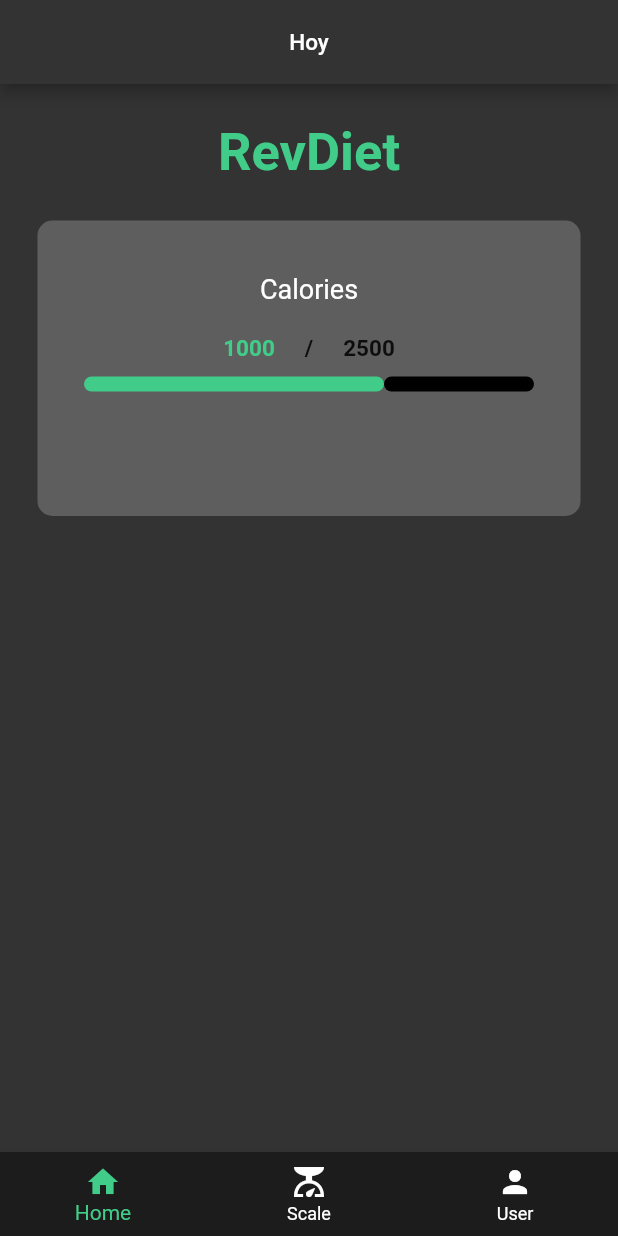
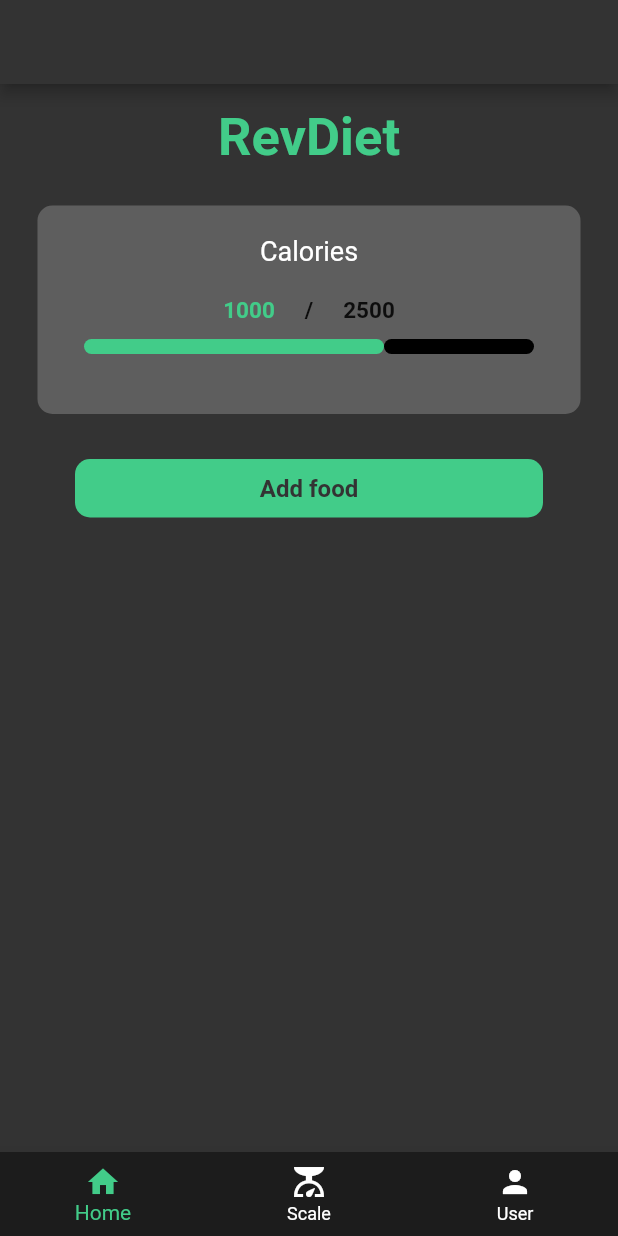
Before and after one commit to chusmithder/Proyecto, a Flutter app: the HomePage screen opened directly, on a phone screen of 412 x 824 dp. Run offline on Flutter 3.47's test engine with Material 2 defaults, Android fonts, the phone set to English and light mode, and no system bars; our stand-ins replace cloud_firestore, firebase_auth, firebase_core; accounts and stored records are empty.

Commit message:
maquetacion completa

```diff
--- a/revdiet/lib/components/2_custom_button.dart
+++ b/revdiet/lib/components/2_custom_button.dart
@@ -15,7 +15,7 @@ class CustomButton extends StatelessWidget {
     return GestureDetector(
       onTap: onTap,
       child: Container(
-        padding: const EdgeInsets.all(15),
+        padding: const EdgeInsets.all(10),
         margin: const EdgeInsets.symmetric(horizontal: 50),
         decoration: BoxDecoration(
           color: const Color.fromARGB(255, 66, 204, 137),
--- a/revdiet/lib/main.dart
+++ b/revdiet/lib/main.dart
@@ -6,6 +6,7 @@ import 'package:firebase_core/firebase_core.dart';
 import 'package:revdiet/screens/4_signup_screen.dart';
 import 'package:revdiet/screens/5_1_home_screen.dart';
 import 'package:revdiet/screens/5_0_home_page.dart';
+import 'package:revdiet/screens/6_0_food_screen.dart';
 import 'firebase_options.dart';
 
 void main(List<String> args) async {
--- a/revdiet/lib/screens/5_0_home_page.dart
+++ b/revdiet/lib/screens/5_0_home_page.dart
@@ -9,21 +9,19 @@ class HomePage extends StatefulWidget {
 
   // final user = FirebaseAuth.instance.currentUser!;
 
-
   //calorias totales
 
 
-
-  //calorias completadas
 
   @override
   State<StatefulWidget> createState() {
     return HomePageState();
   }
-
 }
 
 class HomePageState extends State<HomePage> {
+  //calorias completadas
+
 
   @override
   void initState() {
@@ -41,9 +39,7 @@ class HomePageState extends State<HomePage> {
       print(doc.data());
     });
 
-
     // var user1 = usersAuth.doc('1');
-
 
     // user1.get().then(
     //   (DocumentSnapshot doc) {
@@ -51,11 +47,11 @@ class HomePageState extends State<HomePage> {
     //     // ...
     //   },
     //   onError: (e) => print("Error getting document: $e"));
-
   }
 
   int _selectedIndex = 0;
-  static const List<Widget> _screens = <Widget>[
+
+  final List<Widget> _screens = <Widget>[
     HomeScreen(),
     ScaleScreen(),
     UserScreen()
@@ -70,7 +66,13 @@ class HomePageState extends State<HomePage> {
   @override
   Widget build(BuildContext context) {
     return Scaffold(
-      appBar: AppBar(title: Center(child: Text('Hoy', style: TextStyle(fontSize: 15),)),backgroundColor: Color.fromARGB(255, 51, 51, 51)),
+      appBar: AppBar(
+          // title: Center(
+          //     child: Text(
+          //   'Hoy',
+          //   style: TextStyle(fontSize: 15),
+          // )),
+          backgroundColor: Color.fromARGB(255, 51, 51, 51)),
       backgroundColor: const Color.fromARGB(255, 51, 51, 51),
       body: _screens.elementAt(_selectedIndex),
       bottomNavigationBar: BottomNavigationBar(
--- a/revdiet/lib/screens/5_1_home_screen.dart
+++ b/revdiet/lib/screens/5_1_home_screen.dart
@@ -2,11 +2,15 @@ import 'package:firebase_auth/firebase_auth.dart';
 import 'package:flutter/material.dart';
 import 'package:revdiet/components/1_custom_text_field.dart';
 import 'package:revdiet/components/2_custom_button.dart';
+import 'package:revdiet/screens/6_0_food_screen.dart';
 
 class HomeScreen extends StatefulWidget {
-  const HomeScreen({super.key});
+  HomeScreen({super.key});
 
-  // final user = FirebaseAuth.instance.currentUser!;
+  //usuario actual
+  final user = FirebaseAuth.instance.currentUser!;
+
+  //calorias
 
   @override
   State<StatefulWidget> createState() {
@@ -19,6 +23,16 @@ class HomeScreenState extends State<HomeScreen> {
     FirebaseAuth.instance.signOut();
   }
 
+  Future<void> _goToFoodScreen() async {
+    //await
+    await Navigator.of(context).push(
+      MaterialPageRoute(
+        builder: (_) => FoodScreen(),
+      ),
+    );
+
+  }
+
   @override
   Widget build(BuildContext context) {
     return SafeArea(
@@ -29,17 +43,35 @@ class HomeScreenState extends State<HomeScreen> {
             mainAxisAlignment: MainAxisAlignment.center,
             children: [
               // Text('sign as ' + widget.user.email!),
+              const SizedBox(height: 15),
+              _titleWidget(),
               const SizedBox(height: 25),
-              GestureDetector(
+              _macrosTileWidget(),
+              const SizedBox(height: 30),
+              CustomButton(
+                onTap: _goToFoodScreen,
+                buttonText: 'Add food',
+              ),
+            ],
+          ),
+        ),
+      ),
+    );
+  }
+
+  Widget _titleWidget() {
+    return GestureDetector(
       child: const Text('RevDiet',
           style: TextStyle(
               fontSize: 35,
               fontWeight: FontWeight.bold,
               color: Color.fromARGB(255, 66, 204, 137))),
-              ),
-              const SizedBox(height: 25),
-              Container(
-                padding: const EdgeInsets.all(15),
+    );
+  }
+
+  Widget _macrosTileWidget() {
+    return Container(
+      padding: const EdgeInsets.symmetric(horizontal: 15),
       margin: const EdgeInsets.symmetric(horizontal: 25),
       decoration: BoxDecoration(
         color: const Color.fromARGB(255, 94, 94, 94),
@@ -101,16 +133,8 @@ class HomeScreenState extends State<HomeScreen> {
                 )
               ],
             ),
-                      const SizedBox(height: 20),
-                      MaterialButton(
-                        onPressed: () {},
-                      ),
+            const SizedBox(height: 40),
           ],
-                  ),
-                ),
-              ),
-            ],
-          ),
         ),
       ),
     );
```
Also changed, not shown: revdiet/lib/screens/4_signup_screen.dart (+7 -5 lines), revdiet/lib/screens/6_0_food_screen.dart (added, +158 -0 lines), revdiet/lib/screens/6_1_create_food_screen.dart (renamed from revdiet/lib/screens/create_food_screen.dart, +8 -5 lines). Lines whose indentation alone changed are shown as unchanged.
